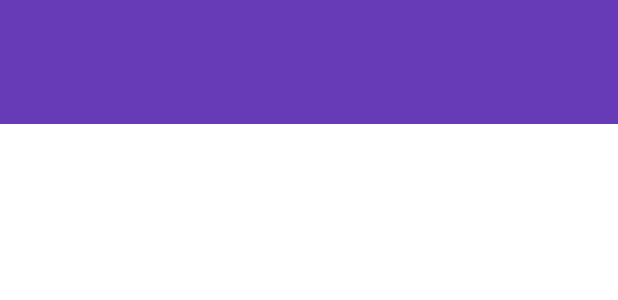
After one commit to kiryuha21/SimpleEnglishApp, an Android app: the layout activity_main_menu.xml on its own in the app's theme, with its tools: preview values and no code run, on a phone screen of 412 x 824 dp. The commit adds this screen. Shown: the top 300 px of the screen. Run offline under Robolectric (Android 15) with nearby library versions, the phone set to English and light mode, and no system bars.

Commit message:
sign in autofill after sign up, new layout template

```diff
--- a/app/src/main/java/com/example/simple_english/SignUp.kt
+++ b/app/src/main/java/com/example/simple_english/SignUp.kt
@@ -4,6 +4,7 @@ import androidx.appcompat.app.AppCompatActivity
 import android.os.Bundle
 import android.view.View
 import android.widget.EditText
+import com.example.simple_english.data.Constants
 
 class SignUp : AppCompatActivity() {
     override fun onCreate(savedInstanceState: Bundle?) {
@@ -15,8 +16,9 @@ class SignUp : AppCompatActivity() {
         val loginTV = findViewById<EditText>(R.id.userLogin)
         val passwordTV = findViewById<EditText>(R.id.userPassword)
 
-        intent.putExtra("login", loginTV.text)
-        intent.putExtra("password", passwordTV.text)
+        intent.putExtra(Constants.loginExtra, loginTV.text.toString())
+        intent.putExtra(Constants.passwordExtra, passwordTV.text.toString())
+        setResult(RESULT_OK, intent)
         finish()
     }
 }
--- a/app/src/main/java/com/example/simple_english/data/Constants.kt
+++ b/app/src/main/java/com/example/simple_english/data/Constants.kt
@@ -2,4 +2,7 @@ package com.example.simple_english.data
 
 object Constants {
     const val registrationRequestCode = 0
+
+    const val loginExtra = "login"
+    const val passwordExtra = "password"
 }
--- /dev/null
+++ b/app/src/main/res/layout/activity_main_menu.xml
@@ -0,0 +1,20 @@
+<?xml version="1.0" encoding="utf-8"?>
+<androidx.constraintlayout.widget.ConstraintLayout xmlns:android="http://schemas.android.com/apk/res/android"
+    xmlns:app="http://schemas.android.com/apk/res-auto"
+    xmlns:tools="http://schemas.android.com/tools"
+    android:layout_width="match_parent"
+    android:layout_height="match_parent"
+    tools:context=".MainMenu">
+
+    <LinearLayout
+        android:layout_width="0dp"
+        android:layout_height="0dp"
+        android:background="#673AB7"
+        android:orientation="horizontal"
+        app:layout_constraintEnd_toEndOf="parent"
+        app:layout_constraintHeight_percent="0.1"
+        app:layout_constraintHorizontal_bias="0.0"
+        app:layout_constraintStart_toStartOf="parent"
+        app:layout_constraintTop_toTopOf="parent"/>
+
+</androidx.constraintlayout.widget.ConstraintLayout>
```
Also changed, not shown: app/src/main/AndroidManifest.xml (+7 -0 lines), app/src/main/java/com/example/simple_english/MainActivity.kt (+5 -12 lines), app/src/main/java/com/example/simple_english/MainMenu.kt (added, +11 -0 lines).
